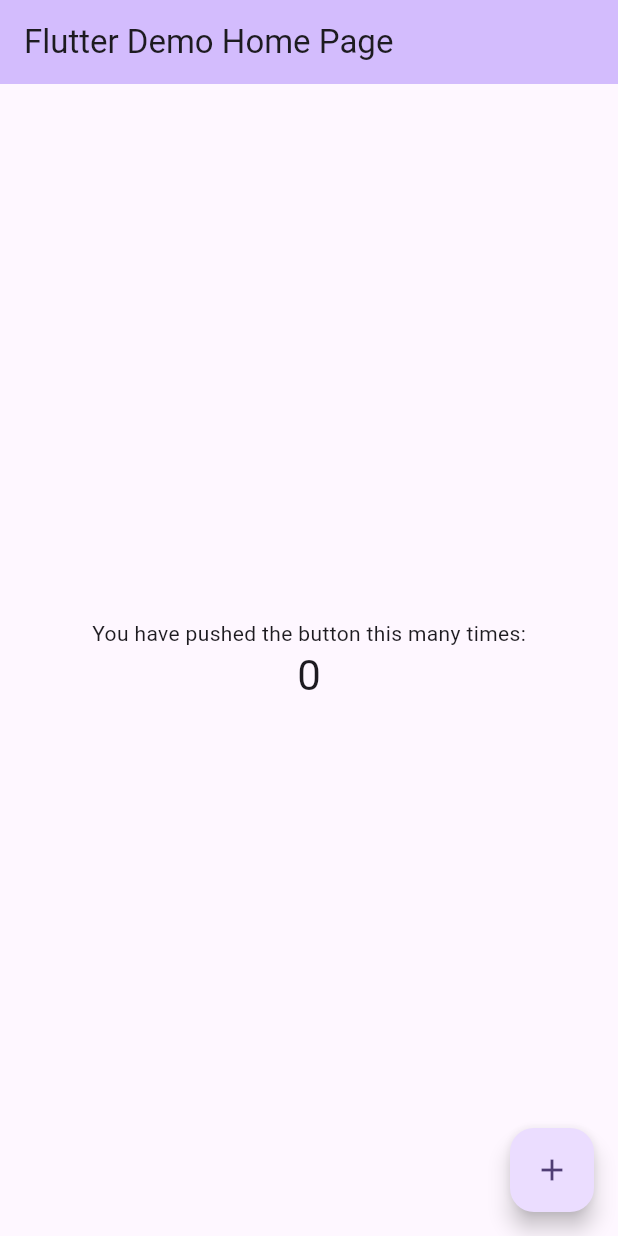
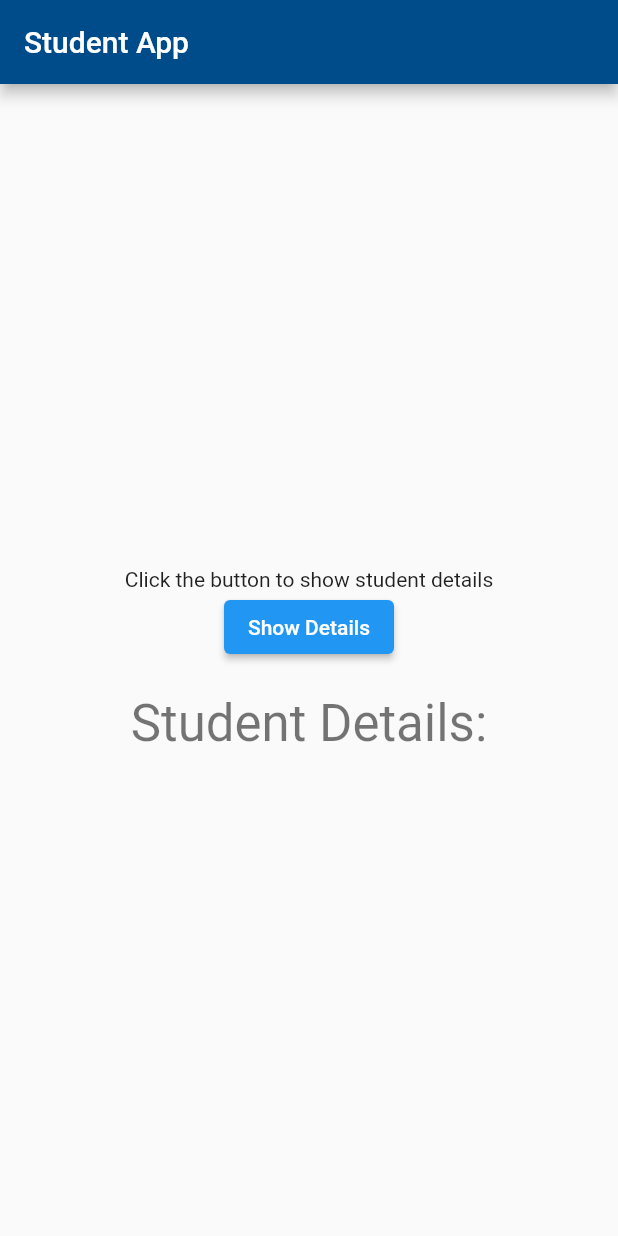
Before and after one commit to NoShadiah/NabawangaShadiah_Mobile-Applications-Exam-Sem-2-2023, a Flutter app: the screen it shows after launch, on a phone screen of 412 x 824 dp. Run offline on Flutter 3.47's test engine with Material 2 defaults, Android fonts, the phone set to English and light mode, and no system bars.

Commit message:
created new project

```diff
--- a/studentapp/lib/main.dart
+++ b/studentapp/lib/main.dart
@@ -7,64 +7,35 @@ void main() {
 class MyApp extends StatelessWidget {
   const MyApp({super.key});
 
-  // This widget is the root of your application.
+  // This widget is the root of my application.
   @override
   Widget build(BuildContext context) {
     return MaterialApp(
-      title: 'Flutter Demo',
-      theme: ThemeData(
-        // This is the theme of your application.
-        //
-        // TRY THIS: Try running your application with "flutter run". You'll see
-        // the application has a blue toolbar. Then, without quitting the app,
-        // try changing the seedColor in the colorScheme below to Colors.green
-        // and then invoke "hot reload" (save your changes or press the "hot
-        // reload" button in a Flutter-supported IDE, or press "r" if you used
-        // the command line to start the app).
-        //
-        // Notice that the counter didn't reset back to zero; the application
-        // state is not lost during the reload. To reset the state, use hot
-        // restart instead.
-        //
-        // This works for code too, not just values: Most code changes can be
-        // tested with just a hot reload.
-        colorScheme: ColorScheme.fromSeed(seedColor: Colors.deepPurple),
-        useMaterial3: true,
-      ),
-      home: const MyHomePage(title: 'Flutter Demo Home Page'),
+      title: 'Student App',
+      home: const MyHomeScreen(title: 'Student App'),
     );
   }
 }
 
-class MyHomePage extends StatefulWidget {
-  const MyHomePage({super.key, required this.title});
-
-  // This widget is the home page of your application. It is stateful, meaning
-  // that it has a State object (defined below) that contains fields that affect
-  // how it looks.
-
-  // This class is the configuration for the state. It holds the values (in this
-  // case the title) provided by the parent (in this case the App widget) and
-  // used by the build method of the State. Fields in a Widget subclass are
-  // always marked "final".
-
+class MyHomeScreen extends StatefulWidget {
+  const MyHomeScreen({super.key, required this.title});
   final String title;
 
   @override
-  State<MyHomePage> createState() => _MyHomePageState();
+  State<MyHomeScreen> createState() => _MyHomeScreenState();
 }
 
-class _MyHomePageState extends State<MyHomePage> {
-  int _counter = 0;
+class _MyHomeScreenState extends State<MyHomeScreen> {
+  String? studentDetails = "Student Details:";
 
-  void _incrementCounter() {
+  void ChangeStudentDetails() {
     setState(() {
       // This call to setState tells the Flutter framework that something has
       // changed in this State, which causes it to rerun the build method below
       // so that the display can reflect the updated values. If we changed
       // _counter without calling setState(), then the build method would not be
       // called again, and so nothing would appear to happen.
-      _counter++;
+      studentDetails="Student Details: John Doe, Age: 20, Grade: A.";
     });
   }
 
@@ -78,48 +49,39 @@ class _MyHomePageState extends State<MyHomePage> {
     // than having to individually change instances of widgets.
     return Scaffold(
       appBar: AppBar(
-        // TRY THIS: Try changing the color here to a specific color (to
-        // Colors.amber, perhaps?) and trigger a hot reload to see the AppBar
-        // change color while the other colors stay the same.
-        backgroundColor: Theme.of(context).colorScheme.inversePrimary,
-        // Here we take the value from the MyHomePage object that was created by
-        // the App.build method, and use it to set our appbar title.
+
+        backgroundColor: const Color.fromARGB(255, 0, 76, 139),
+
         title: Text(widget.title),
       ),
       body: Center(
-        // Center is a layout widget. It takes a single child and positions it
-        // in the middle of the parent.
+
         child: Column(
-          // Column is also a layout widget. It takes a list of children and
-          // arranges them vertically. By default, it sizes itself to fit its
-          // children horizontally, and tries to be as tall as its parent.
-          //
-          // Column has various properties to control how it sizes itself and
-          // how it positions its children. Here we use mainAxisAlignment to
-          // center the children vertically; the main axis here is the vertical
-          // axis because Columns are vertical (the cross axis would be
-          // horizontal).
-          //
-          // TRY THIS: Invoke "debug painting" (choose the "Toggle Debug Paint"
-          // action in the IDE, or press "p" in the console), to see the
-          // wireframe for each widget.
+
           mainAxisAlignment: MainAxisAlignment.center,
           children: <Widget>[
             const Text(
-              'You have pushed the button this many times:',
+              'Click the button to show student details',
             ),
+            ElevatedButton(
+            // style: ,
+            onPressed: ChangeStudentDetails,
+            child: Text("Show Details", style: TextStyle(color: Colors.white),
+            )),
+      //       FloatingActionButton(
+      //   onPressed: ChangeStudentDetails,
+      //   tooltip: 'ShowDetails',
+      //   child: const Icon(Icons.arrow_drop_down),
+      // ),
+            SizedBox(height: 20,),
             Text(
-              '$_counter',
+              '$studentDetails',
               style: Theme.of(context).textTheme.headlineMedium,
             ),
           ],
         ),
       ),
-      floatingActionButton: FloatingActionButton(
-        onPressed: _incrementCounter,
-        tooltip: 'Increment',
-        child: const Icon(Icons.add),
-      ), // This trailing comma makes auto-formatting nicer for build methods.
+       // This trailing comma makes auto-formatting nicer for build methods.
     );
   }
 }
```
Also changed, not shown: studentapp/lib/task2.dart (added, +28 -0 lines).
